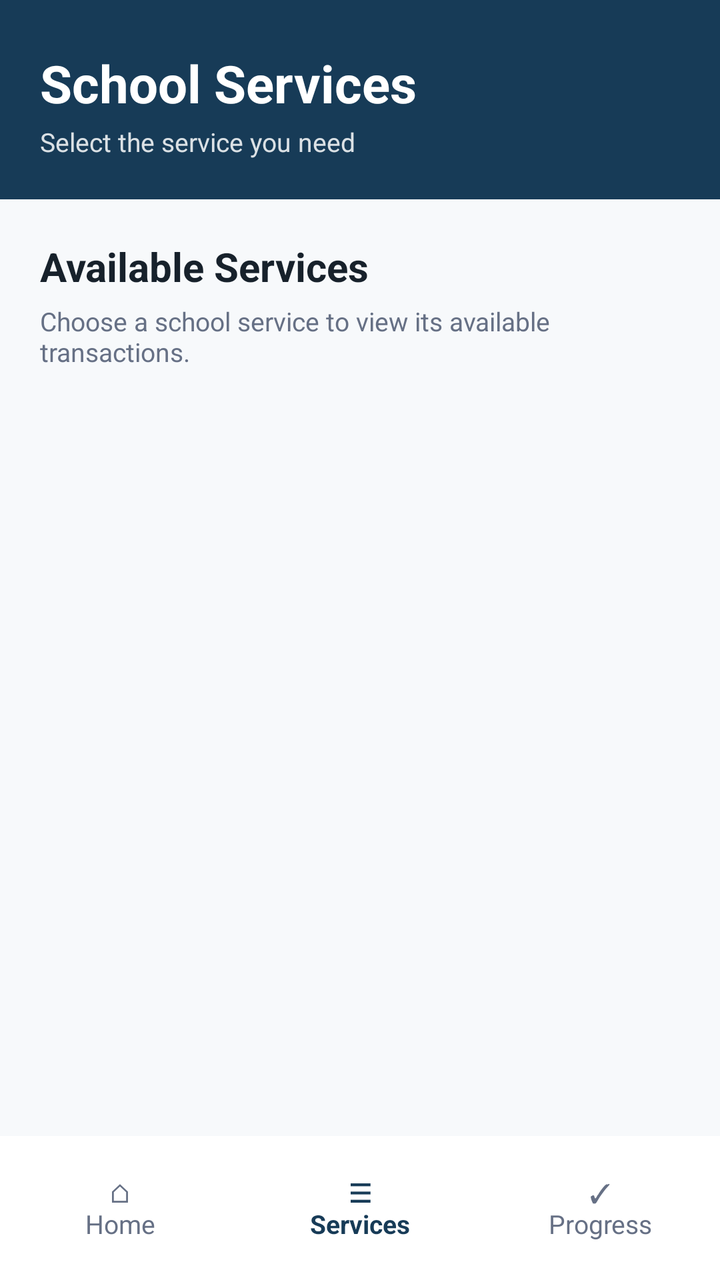
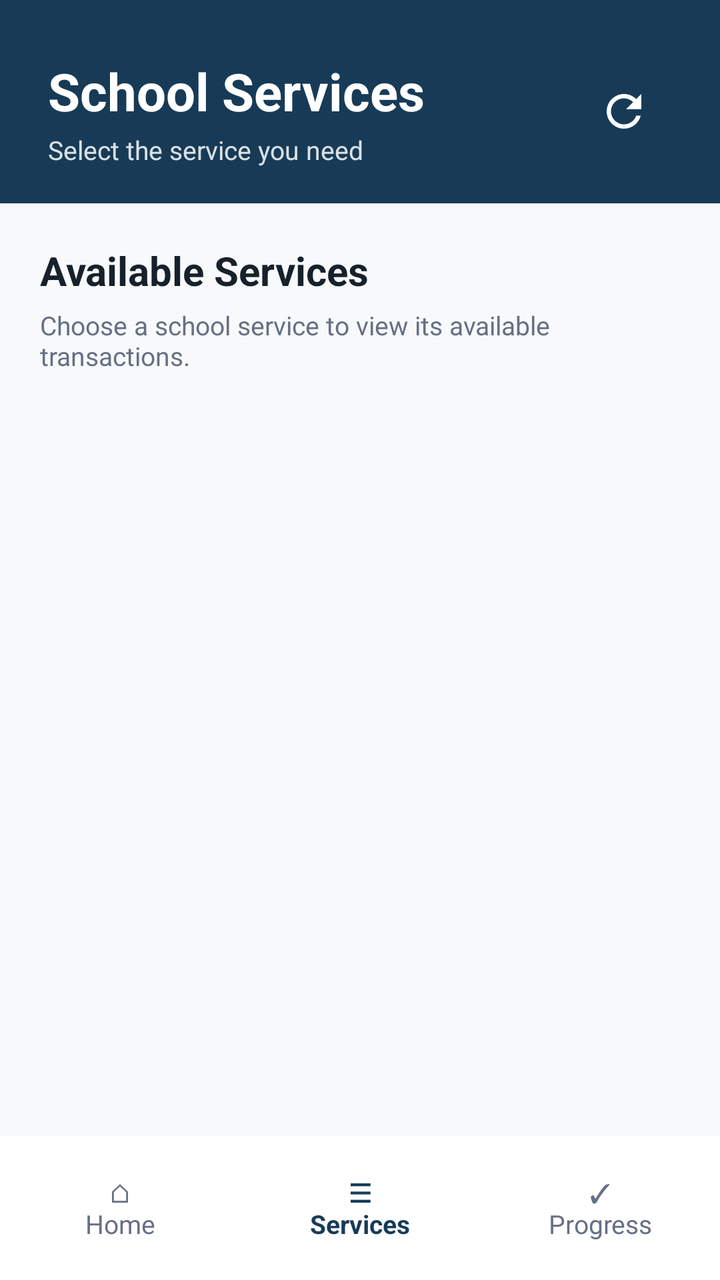

An Android layout rendered at two revisions. The XML below is the earlier revision; the diff shows what the commit changed to produce the second picture.
<!-- AndroidManifest.xml: application theme Theme.EReQuest -->
<!-- res/layout/activity_services.xml -->
<?xml version="1.0" encoding="utf-8"?>
<androidx.constraintlayout.widget.ConstraintLayout
    xmlns:android="http://schemas.android.com/apk/res/android"
    xmlns:app="http://schemas.android.com/apk/res-auto"
    xmlns:tools="http://schemas.android.com/tools"
    android:id="@+id/servicesMain"
    android:layout_width="match_parent"
    android:layout_height="match_parent"
    android:background="@color/background"
    tools:context=".ServicesActivity">

    
    <LinearLayout
        android:id="@+id/servicesHeader"
        android:layout_width="0dp"
        android:layout_height="wrap_content"
        android:background="@color/primary"
        android:orientation="vertical"
        android:paddingStart="20dp"
        android:paddingTop="24dp"
        android:paddingEnd="20dp"
        android:paddingBottom="20dp"
        app:layout_constraintTop_toTopOf="parent"
        app:layout_constraintStart_toStartOf="parent"
        app:layout_constraintEnd_toEndOf="parent">

        <TextView
            android:layout_width="wrap_content"
            android:layout_height="wrap_content"
            android:text="School Services"
            android:textColor="@color/text_white"
            android:textSize="26sp"
            android:textStyle="bold" />

        <TextView
            android:layout_width="wrap_content"
            android:layout_height="wrap_content"
            android:layout_marginTop="3dp"
            android:alpha="0.85"
            android:text="Select the service you need"
            android:textColor="@color/text_white"
            android:textSize="13sp" />

    </LinearLayout>


    
    <ScrollView
        android:id="@+id/servicesScroll"
        android:layout_width="0dp"
        android:layout_height="0dp"
        android:fillViewport="true"
        app:layout_constraintTop_toBottomOf="@id/servicesHeader"
        app:layout_constraintBottom_toTopOf="@id/bottomNavigation"
        app:layout_constraintStart_toStartOf="parent"
        app:layout_constraintEnd_toEndOf="parent">

        <LinearLayout
            android:layout_width="match_parent"
            android:layout_height="wrap_content"
            android:orientation="vertical"
            android:padding="20dp">

            <TextView
                android:layout_width="wrap_content"
                android:layout_height="wrap_content"
                android:text="Available Services"
                android:textColor="@color/text_primary"
                android:textSize="20sp"
                android:textStyle="bold" />

            <TextView
                android:layout_width="wrap_content"
                android:layout_height="wrap_content"
                android:layout_marginTop="5dp"
                android:text="Choose a school service to view its available transactions."
                android:textColor="@color/text_secondary"
                android:textSize="13sp" />


            
            <LinearLayout
                android:id="@+id/servicesContainer"
                android:layout_width="match_parent"
                android:layout_height="wrap_content"
                android:layout_marginTop="20dp"
                android:orientation="vertical" />


            <TextView
                android:id="@+id/tvNoServices"
                android:layout_width="match_parent"
                android:layout_height="wrap_content"
                android:gravity="center"
                android:paddingTop="32dp"
                android:paddingBottom="32dp"
                android:text="No school services available."
                android:textColor="@color/text_hint"
                android:textSize="13sp"
                android:visibility="gone" />

        </LinearLayout>

    </ScrollView>


    
    <LinearLayout
        android:id="@+id/bottomNavigation"
        android:layout_width="0dp"
        android:layout_height="72dp"
        android:background="@color/surface"
        android:gravity="center"
        android:orientation="horizontal"
        app:layout_constraintBottom_toBottomOf="parent"
        app:layout_constraintStart_toStartOf="parent"
        app:layout_constraintEnd_toEndOf="parent">

        <TextView
            android:id="@+id/navHome"
            android:layout_width="0dp"
            android:layout_height="match_parent"
            android:layout_weight="1"
            android:gravity="center"
            android:text="⌂&#10;Home"
            android:textColor="@color/text_secondary"
            android:textSize="13sp"
            android:clickable="true"
            android:focusable="true" />

        <TextView
            android:id="@+id/navServices"
            android:layout_width="0dp"
            android:layout_height="match_parent"
            android:layout_weight="1"
            android:gravity="center"
            android:text="☰&#10;Services"
            android:textColor="@color/primary"
            android:textSize="13sp"
            android:textStyle="bold" />

        <TextView
            android:id="@+id/navProgress"
            android:layout_width="0dp"
            android:layout_height="match_parent"
            android:layout_weight="1"
            android:gravity="center"
            android:text="✓&#10;Progress"
            android:textColor="@color/text_secondary"
            android:textSize="13sp" />

    </LinearLayout>

</androidx.constraintlayout.widget.ConstraintLayout>
<!-- resources referenced by this layout -->
<resources>
  <color name="background">#F7F9FB</color>
  <color name="primary">#173B57</color>
  <color name="surface">#FFFFFF</color>
  <color name="text_hint">#98A2B3</color>
  <color name="text_primary">#17212B</color>
  <color name="text_secondary">#667085</color>
  <color name="text_white">#FFFFFF</color>
  <style name="Theme.EReQuest" parent="Base.Theme.EReQuest" />
  <style name="Base.Theme.EReQuest" parent="Theme.Material3.DayNight.NoActionBar">
          
          
      </style>
</resources>

<!-- the commit's change to res/layout/activity_services.xml (unified diff, before → after) -->
@@ -10,41 +10,81 @@
     tools:context=".ServicesActivity">
 
     
+    
+    
+
     <LinearLayout
         android:id="@+id/servicesHeader"
         android:layout_width="0dp"
         android:layout_height="wrap_content"
         android:background="@color/primary"
         android:orientation="vertical"
-        android:paddingStart="20dp"
-        android:paddingTop="24dp"
-        android:paddingEnd="20dp"
-        android:paddingBottom="20dp"
+        android:paddingStart="24dp"
+        android:paddingTop="28dp"
+        android:paddingEnd="24dp"
+        android:paddingBottom="18dp"
         app:layout_constraintTop_toTopOf="parent"
         app:layout_constraintStart_toStartOf="parent"
         app:layout_constraintEnd_toEndOf="parent">
 
-        <TextView
-            android:layout_width="wrap_content"
+        
+
+        <LinearLayout
+            android:layout_width="match_parent"
             android:layout_height="wrap_content"
-            android:text="School Services"
-            android:textColor="@color/text_white"
-            android:textSize="26sp"
-            android:textStyle="bold" />
-
-        <TextView
-            android:layout_width="wrap_content"
-            android:layout_height="wrap_content"
-            android:layout_marginTop="3dp"
-            android:alpha="0.85"
-            android:text="Select the service you need"
-            android:textColor="@color/text_white"
-            android:textSize="13sp" />
+            android:gravity="center_vertical"
+            android:orientation="horizontal">
+
+            
+
+            <LinearLayout
+                android:layout_width="0dp"
+                android:layout_height="wrap_content"
+                android:layout_weight="1"
+                android:orientation="vertical">
+
+                <TextView
+                    android:layout_width="wrap_content"
+                    android:layout_height="wrap_content"
+                    android:text="School Services"
+                    android:textColor="@color/text_white"
+                    android:textSize="26sp"
+                    android:textStyle="bold" />
+
+                <TextView
+                    android:layout_width="wrap_content"
+                    android:layout_height="wrap_content"
+                    android:layout_marginTop="3dp"
+                    android:alpha="0.85"
+                    android:text="Select the service you need"
+                    android:textColor="@color/text_white"
+                    android:textSize="13sp" />
+
+            </LinearLayout>
+
+            
+            
+
+            <ImageView
+                android:id="@+id/btnRefresh"
+                android:layout_width="48dp"
+                android:layout_height="48dp"
+                android:clickable="true"
+                android:contentDescription="Refresh"
+                android:focusable="true"
+                android:padding="11dp"
+                android:src="@drawable/ic_refresh"
+                app:tint="@color/text_white" />
+
+        </LinearLayout>
 
     </LinearLayout>
 
 
     
+    
+    
+
     <ScrollView
         android:id="@+id/servicesScroll"
         android:layout_width="0dp"
@@ -61,6 +101,8 @@
             android:orientation="vertical"
             android:padding="20dp">
 
+            
+
             <TextView
                 android:layout_width="wrap_content"
                 android:layout_height="wrap_content"
@@ -79,6 +121,9 @@
 
 
             
+            
+            
+
             <LinearLayout
                 android:id="@+id/servicesContainer"
                 android:layout_width="match_parent"
@@ -86,6 +131,10 @@
                 android:layout_marginTop="20dp"
                 android:orientation="vertical" />
 
+
+            
+            
+            
 
             <TextView
                 android:id="@+id/tvNoServices"
@@ -105,6 +154,9 @@
 
 
     
+    
+    
+
     <LinearLayout
         android:id="@+id/bottomNavigation"
         android:layout_width="0dp"
@@ -116,34 +168,44 @@
         app:layout_constraintStart_toStartOf="parent"
         app:layout_constraintEnd_toEndOf="parent">
 
+        
+
         <TextView
             android:id="@+id/navHome"
             android:layout_width="0dp"
             android:layout_height="match_parent"
             android:layout_weight="1"
+            android:clickable="true"
+            android:focusable="true"
             android:gravity="center"
             android:text="⌂&#10;Home"
             android:textColor="@color/text_secondary"
-            android:textSize="13sp"
-            android:clickable="true"
-            android:focusable="true" />
+            android:textSize="13sp" />
+
+        
 
         <TextView
             android:id="@+id/navServices"
             android:layout_width="0dp"
             android:layout_height="match_parent"
             android:layout_weight="1"
+            android:clickable="true"
+            android:focusable="true"
             android:gravity="center"
             android:text="☰&#10;Services"
             android:textColor="@color/primary"
             android:textSize="13sp"
             android:textStyle="bold" />
 
+        
+
         <TextView
             android:id="@+id/navProgress"
             android:layout_width="0dp"
             android:layout_height="match_parent"
             android:layout_weight="1"
+            android:clickable="true"
+            android:focusable="true"
             android:gravity="center"
             android:text="✓&#10;Progress"
             android:textColor="@color/text_secondary"
<!-- resource entries referenced after the edit -->
@@ -7,6 +7,12 @@
   <color name="text_primary">#17212B</color>
   <color name="text_secondary">#667085</color>
   <color name="text_white">#FFFFFF</color>
+  <!-- drawable ic_refresh (drawable) -->
+  <vector xmlns:android="http://schemas.android.com/apk/res/android" android:height="24dp" android:tint="#000000" android:viewportHeight="24" android:viewportWidth="24" android:width="24dp">
+        
+      <path android:fillColor="@android:color/white" android:pathData="M17.65,6.35C16.2,4.9 14.21,4 12,4c-4.42,0 -7.99,3.58 -7.99,8s3.57,8 7.99,8c3.73,0 6.84,-2.55 7.73,-6h-2.08c-0.82,2.33 -3.04,4 -5.65,4 -3.31,0 -6,-2.69 -6,-6s2.69,-6 6,-6c1.66,0 3.14,0.69 4.22,1.78L13,11h7V4l-2.35,2.35z"/>
+      
+  </vector>
   <style name="Theme.EReQuest" parent="Base.Theme.EReQuest" />
   <style name="Base.Theme.EReQuest" parent="Theme.Material3.DayNight.NoActionBar">
           
